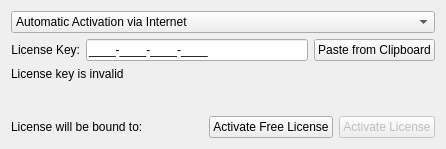
networkoptix/nx_open, file client/src/ui/widgets/settings/license_widget.ui: the form before one commit.
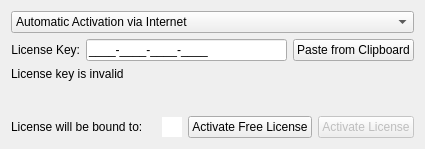
The form after the commit. Custom widgets are drawn as their Qt base class.

Commit message:
(Issue #4364) :  Fix align in the table on the "Licenses" form
<==== Mercurial data ====>
Branch: master

Diff of the .ui file:
```diff
--- a/client/src/ui/widgets/settings/license_widget.ui
+++ b/client/src/ui/widgets/settings/license_widget.ui
@@ -6,7 +6,7 @@
    <rect>
     <x>0</x>
     <y>0</y>
-    <width>446</width>
+    <width>413</width>
     <height>149</height>
    </rect>
   </property>
@@ -197,7 +197,7 @@
     </widget>
    </item>
    <item>
-    <layout class="QHBoxLayout" name="horizontalLayout">
+    <layout class="QHBoxLayout" name="horizontalLayout" stretch="0,0,0,0,0">
      <item>
       <widget class="QLabel" name="boundToLabel">
        <property name="text">
@@ -209,20 +209,14 @@
       <widget class="QLabel" name="serverIconLabel"/>
      </item>
      <item>
-      <widget class="QLabel" name="serverNameLabel"/>
-     </item>
-     <item>
-      <spacer name="horizontalSpacer">
-       <property name="orientation">
-        <enum>Qt::Horizontal</enum>
+      <widget class="QLineEdit" name="serverNameLabel">
+       <property name="frame">
+        <bool>false</bool>
        </property>
-       <property name="sizeHint" stdset="0">
-        <size>
-         <width>40</width>
-         <height>20</height>
-        </size>
+       <property name="readOnly">
+        <bool>true</bool>
        </property>
-      </spacer>
+      </widget>
      </item>
      <item>
       <widget class="QPushButton" name="activateFreeLicenseButton">
```
The commit also changes 3 other files.
